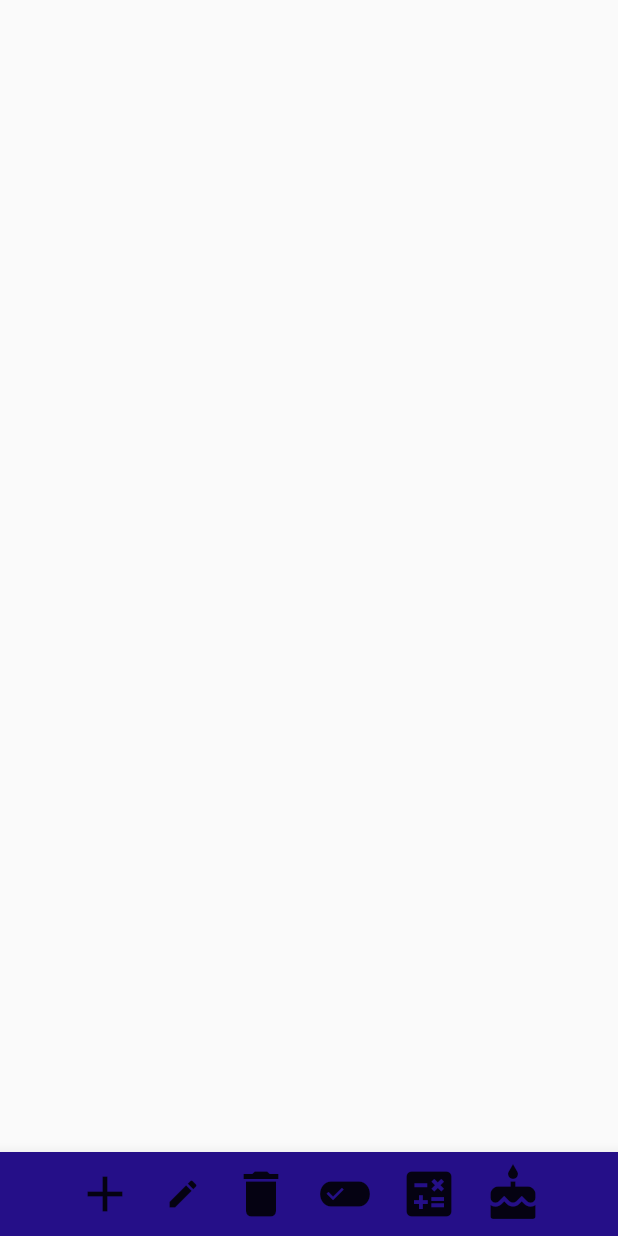
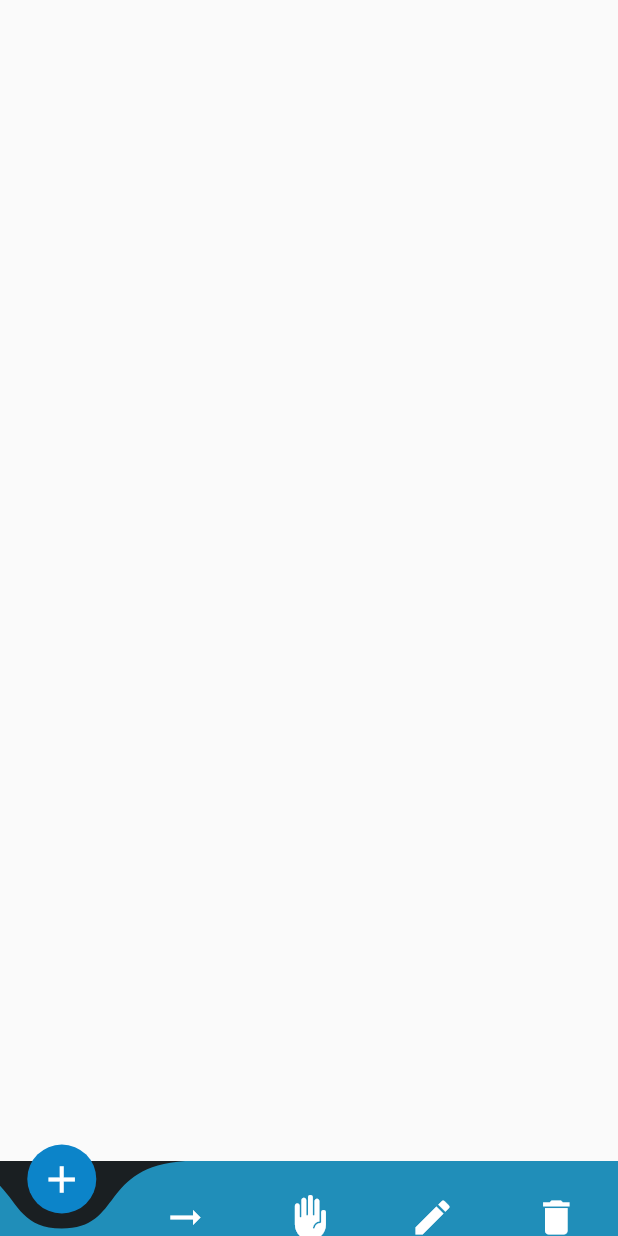
Before and after one commit to pmarquez29/CLMP, a Flutter app: the screen it shows after launch, on a phone screen of 412 x 824 dp. Run offline on Flutter 3.47's test engine with Material 2 defaults, Android fonts, the phone set to English and light mode, and no system bars; drawn by our look-alikes of curved_navigation_bar.

Commit message:
Last modification

```diff
--- a/lib/home.dart
+++ b/lib/home.dart
@@ -2,6 +2,7 @@ import 'package:flutter/material.dart';
 import 'dart:math';
 import 'figuras.dart';
 import 'modelos.dart';
+import 'package:curved_navigation_bar/curved_navigation_bar.dart';
 
 class Home extends StatefulWidget {
   const Home({Key? key}) : super(key: key);
@@ -36,17 +37,15 @@ class _HomeState extends State<Home> {
               setState(() {
                 if (modo == 1) {
                   // generar un color random
-                  Random random = Random();
                   nodos.add(ModeloNodo(
                       ubi.globalPosition.dx,
                       ubi.globalPosition.dy,
                       "${nodos.length + 1}",
                       40,
-                      Color.fromARGB(255, random.nextInt(255),
-                          random.nextInt(255), random.nextInt(255))));
+                      Color.fromARGB(255, 7, 74, 137)));
                   //Si hay más de un nodo, se crea una linea entre este y los demás
                 }
-                if (modo == 6) {
+                if (modo == 2) {
                   nodos.forEach((nodo) {
                     if (sqrt(pow(nodo.x - ubi.globalPosition.dx, 2) +
                             pow(nodo.y - ubi.globalPosition.dy, 2)) <
@@ -64,7 +63,7 @@ class _HomeState extends State<Home> {
                     }
                   });
                 }
-                if (modo == 3) {
+                if (modo == 5) {
                   try {
                     nodos.forEach((nodo) {
                       if (sqrt(pow(nodo.x - ubi.globalPosition.dx, 2) +
@@ -97,8 +96,8 @@ class _HomeState extends State<Home> {
                             context: context,
                             builder: (context) {
                               return AlertDialog(
-                                title: Text(
-                                    "Peso de la linea actual ${linea.peso}"),
+                                title:
+                                    Text("Valor de la Arista: ${linea.peso}"),
                                 content: TextField(
                                   keyboardType: TextInputType.number,
                                   onChanged: (valor) {
@@ -118,7 +117,7 @@ class _HomeState extends State<Home> {
                     });
                   } catch (e) {}
                 }
-                if (modo == 5) {
+                if (modo == 9) {
                   //Se selecciona el nodo inicial y final y se le asigna un color verde
                   try {
                     nodos.forEach((nodo) {
@@ -178,7 +177,7 @@ class _HomeState extends State<Home> {
           GestureDetector(
             onPanUpdate: (ubi) {
               setState(() {
-                if (modo == 2) {
+                if (modo == 3) {
                   //moviendo nodo
                   nodos.forEach((nodo) {
                     if (sqrt(pow(nodo.x - ubi.globalPosition.dx, 2) +
@@ -212,72 +211,26 @@ class _HomeState extends State<Home> {
           ),
         ],
       ),
-      bottomNavigationBar: BottomAppBar(
-        color: Color.fromARGB(255, 37, 15, 136),
-        child: Row(
-          mainAxisAlignment: MainAxisAlignment.center,
-          children: [
-            IconButton(
-              onPressed: () {
-                setState(() {
-                  modo = 1;
-                });
-              },
-              icon: Icon(Icons.add),
-              //tamano del icono
-              iconSize: 40,
-              tooltip: 'Nuevo Nodo',
-            ),
-            IconButton(
-              onPressed: () {
-                setState(() {
-                  modo = 2;
-                });
-              },
-              icon: Icon(Icons.edit),
-              tooltip: 'Mover Nodo',
-            ),
-            IconButton(
-              onPressed: () {
-                setState(() {
-                  modo = 3;
-                });
-              },
-              iconSize: 40,
-              icon: Icon(Icons.delete),
-              tooltip: 'Eliminar Nodo',
-            ),
-            IconButton(
-              onPressed: (() {
-                setState(() {
-                  modo = 4;
-                });
-              }),
-              icon: Icon(Icons.edit_attributes),
-              iconSize: 40,
-              tooltip: 'Insertar pesos',
-            ),
-            IconButton(
-              onPressed: () {
-                setState(() {
-                  modo = 5;
-                });
-              },
-              icon: Icon(Icons.calculate),
-              iconSize: 40,
-              tooltip: 'Calcular ruta entre nodos',
-            ),
-            IconButton(
-              onPressed: () {
-                setState(() {
-                  modo = 6;
-                });
-              },
-              icon: Icon(Icons.cake),
-              iconSize: 40,
-            ),
-          ],
-        ),
+      bottomNavigationBar: CurvedNavigationBar(
+        color: Color.fromARGB(255, 32, 142, 185),
+        backgroundColor: Color.fromARGB(255, 26, 31, 34),
+        buttonBackgroundColor: Color.fromARGB(255, 12, 132, 201),
+        height: 50,
+        items: <Widget>[
+          Icon(Icons.add, size: 30, color: Color.fromARGB(255, 255, 255, 255)),
+          Icon(Icons.arrow_right_alt_outlined,
+              size: 30, color: Color.fromARGB(255, 255, 255, 255)),
+          Icon(Icons.front_hand_rounded,
+              size: 30, color: Color.fromARGB(255, 255, 255, 255)),
+          Icon(Icons.edit, size: 30, color: Color.fromARGB(255, 255, 255, 255)),
+          Icon(Icons.delete,
+              size: 30, color: Color.fromARGB(255, 255, 255, 255)),
+        ],
+        onTap: (index) {
+          setState(() {
+            modo = index + 1;
+          });
+        },
       ),
     ));
   }
--- a/pubspec.yaml
+++ b/pubspec.yaml
@@ -31,7 +31,7 @@ environment:
 dependencies:
   flutter:
     sdk: flutter
-
+  curved_navigation_bar: ^1.0.3 #latest version
 
   # The following adds the Cupertino Icons font to your application.
   # Use with the CupertinoIcons class for iOS style icons.
```
Also changed, not shown: lib/figuras.dart (+4 -3 lines), pubspec.lock.
